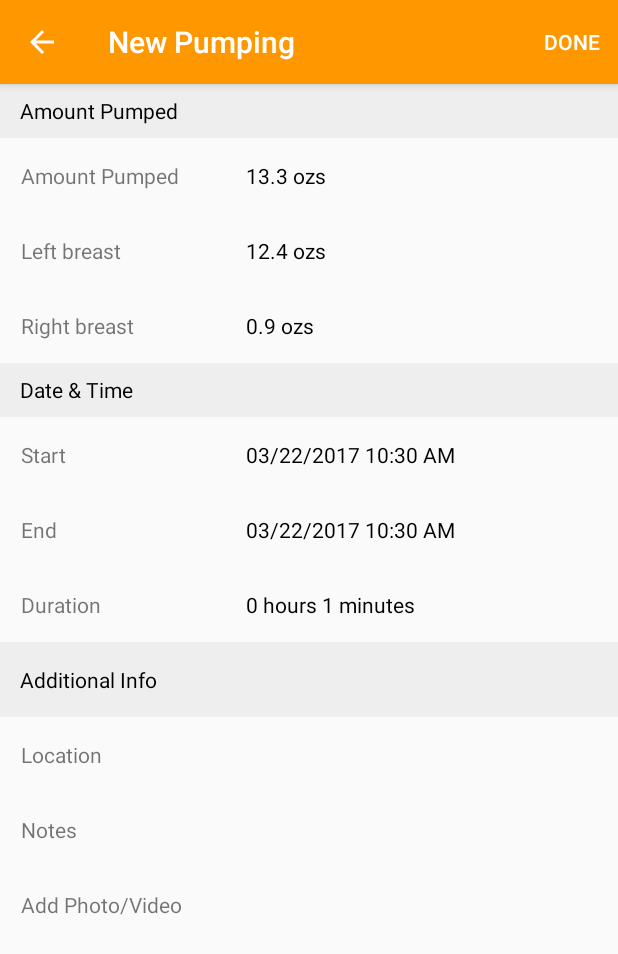
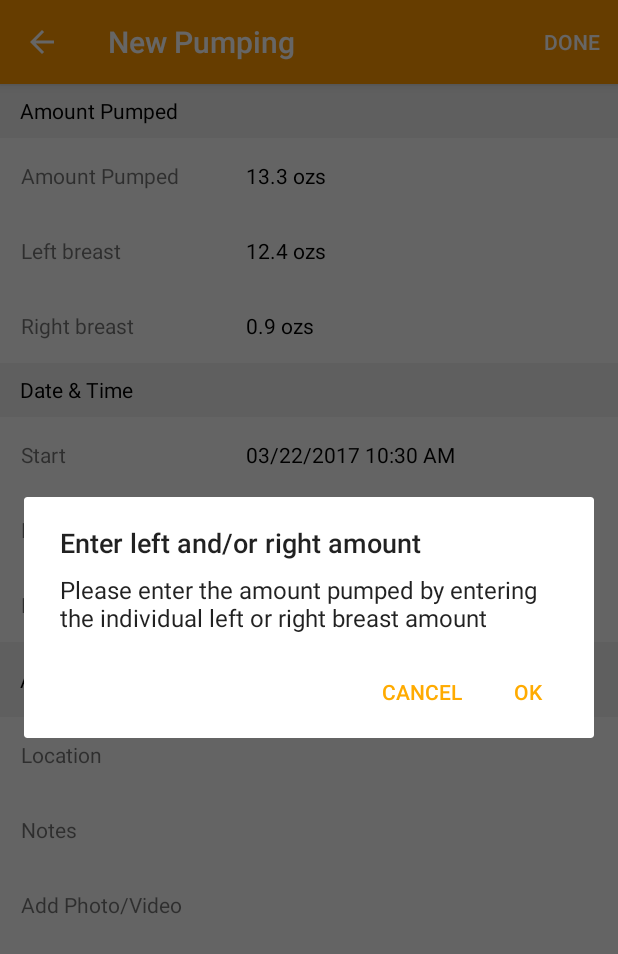
Before and after one commit to vincentthai22/nursing-android-backup, an Android app: the PumpingDetailActivity screen opened directly, with no data from a screen before it, after a tap on an icon or button, on a phone screen of 412 x 824 dp. Shown: the top 954 px of the screen. Run offline under Robolectric (Android 15) with nearby library versions, the phone set to English and light mode, and no system bars.

Commit message:
first commit

```diff
--- a/app/src/main/java/com/sevenlogics/babynursing/Couchbase/PumpingEntry.java
+++ b/app/src/main/java/com/sevenlogics/babynursing/Couchbase/PumpingEntry.java
@@ -1,6 +1,7 @@
 package com.sevenlogics.babynursing.Couchbase;
 
 import java.util.ArrayList;
+import java.util.Date;
 import java.util.List;
 
 /**
@@ -11,6 +12,7 @@ public class PumpingEntry {
 
     private int totalPumps;
     private float averageWeight, totalWeight;
+    private Date date;
 
     private List<String> pumpingRecords;
 
@@ -26,6 +28,7 @@ public class PumpingEntry {
                 pumpingRecords.add(i-12+":00 pm");
 
         }
+        date = new Date();
     }
 
 
--- a/app/src/main/java/com/sevenlogics/babynursing/PumpingDetailActivity.java
+++ b/app/src/main/java/com/sevenlogics/babynursing/PumpingDetailActivity.java
@@ -9,10 +9,13 @@ import android.os.Environment;
 import android.provider.MediaStore;
 import android.support.design.widget.BottomSheetBehavior;
 import android.support.design.widget.BottomSheetDialog;
+import android.support.v4.app.FragmentManager;
 import android.support.v4.content.FileProvider;
+import android.support.v7.app.AlertDialog;
 import android.support.v7.app.AppCompatActivity;
 import android.support.v7.widget.LinearLayoutManager;
 import android.support.v7.widget.RecyclerView;
+import android.text.SpannableString;
 import android.util.Log;
 import android.view.Menu;
 import android.view.MenuItem;
@@ -23,6 +26,7 @@ import android.widget.TextView;
 import com.sevenlogics.babynursing.utils.CgBottomSheetDialog;
 import com.sevenlogics.babynursing.utils.CgUtils;
 import com.sevenlogics.babynursing.utils.PermissionUtils;
+import com.sevenlogics.babynursing.utils.PumpingAlertDialogFragment;
 
 import java.io.File;
 import java.math.RoundingMode;
@@ -39,11 +43,16 @@ import java.util.Locale;
 public class PumpingDetailActivity extends AppCompatActivity {
 
     private static final String TAG = PumpingDetailActivity.class.getSimpleName();
+    static final int REQUEST_CODE_FOR_NOTE = 2;
     private TextView mStartDetailTextView, mEndDetailTextView, mDurationDetailTextView,
             mAmountPumpedDetailTextView, mleftBreastTextView, mRightBreastTextView;
     private BottomSheetDialog cameraBottomSheet;
     private Uri imageUri;
-    String path;
+    private String path;
+    private AlertDialog dialog;
+    private AlertDialog.Builder builder;
+    private PumpingAlertDialogFragment dialogFragment;
+    private FragmentManager fm;
 
     protected void onCreate(Bundle savedInstanceState) {
 
@@ -66,21 +75,36 @@ public class PumpingDetailActivity extends AppCompatActivity {
         DecimalFormat df = new DecimalFormat("#.#");
         df.setRoundingMode(RoundingMode.CEILING);
         mAmountPumpedDetailTextView.setText( df.format(leftBreast + rightBreast) + " ozs");
+        builder = new AlertDialog.Builder(this);
+        this.getSupportActionBar().setDisplayHomeAsUpEnabled(true);
 
-        this.getSupportActionBar().setDisplayHomeAsUpEnabled(true);
+        setupAmountPumpedDialogs();
+
 
     }
 
+    public void setupAmountPumpedDialogs(){
+
+        fm = getSupportFragmentManager();
+    }
+
     public void onClickHandler(View v){
+
+
+
         switch(v.getId()) {
             case R.id.amountPumpedTextView:
             case R.id.amountPumpedDetailTextView:
             case R.id.amountPumpedRelativeLayout:
+                dialogFragment = PumpingAlertDialogFragment.newInstance("Enter left and/or right amount",
+                        "Please enter the amount pumped by entering the individual left or right breast amount");
+                dialogFragment.show(fm, "alert_dialog");
                 Log.d("click", "show number picker");
                 break;
             case R.id.leftBreastTextView:
             case R.id.leftBreastDetailTextView:
             case R.id.leftBreastRelativeLayout:
+
                 Log.d("click", "show number picker");
                 break;
             case R.id.rightBreastTextView:
@@ -112,6 +136,8 @@ public class PumpingDetailActivity extends AppCompatActivity {
             case R.id.notesDetailTextView:
             case R.id.notesRelativeLayout:
                 Log.d("click", "show number picker");
+                Intent intent = new Intent(this, PumpingNoteActivity.class);
+                startActivityForResult(intent, REQUEST_CODE_FOR_NOTE);
                 break;
             case R.id.addTextView:
             case R.id.addDetailTextView:
@@ -121,6 +147,17 @@ public class PumpingDetailActivity extends AppCompatActivity {
 
         }
     }
+
+    @Override
+    protected void onActivityResult(int requestCode, int resultCode, Intent data){
+        String s = ((SpannableString) data.getExtras().get(PumpingNoteActivity.NOTE_KEY)).toString();
+        if (s.length() > 0){
+            TextView notesTextView = (TextView) findViewById(R.id.notesDetailTextView);
+            notesTextView.setText(s);
+        }
+
+    }
+
     void showCameraBottomSheet(final Activity activity) {
         /** This method will display the bottomsheet when clicked on camera floating action button*/
         cameraBottomSheet = new CgBottomSheetDialog(activity);
--- /dev/null
+++ b/app/src/main/java/com/sevenlogics/babynursing/utils/PumpingAlertDialogFragment.java
@@ -0,0 +1,58 @@
+package com.sevenlogics.babynursing.utils;
+
+import android.app.Dialog;
+import android.content.DialogInterface;
+import android.os.Bundle;
+import android.support.v4.app.DialogFragment;
+import android.support.v7.app.AlertDialog;
+
+
+/**
+ * Created by vincent on 3/22/17.
+ */
+
+public class PumpingAlertDialogFragment extends DialogFragment {
+
+
+
+    public PumpingAlertDialogFragment(){
+
+    }
+
+    public static PumpingAlertDialogFragment newInstance(String title, String message){
+        PumpingAlertDialogFragment frag = new PumpingAlertDialogFragment();
+        Bundle args = new Bundle();
+        args.putString("title", title);
+        args.putString("message", message);
+        frag.setArguments(args);
+        return frag;
+    }
+
+    @Override
+    public Dialog onCreateDialog(Bundle savedInstanceState){
+        String title = getArguments().getString("title"), message = getArguments().getString("message");
+        AlertDialog.Builder builder = new AlertDialog.Builder(getActivity());
+        builder.setTitle(title);
+        builder.setMessage(message);
+
+        builder.setPositiveButton("OK", new DialogInterface.OnClickListener() {
+            @Override
+            public void onClick(DialogInterface dialog, int which) {
+
+            }
+        });
+
+        builder.setNegativeButton("Cancel", new DialogInterface.OnClickListener() {
+            @Override
+            public void onClick(DialogInterface dialog, int which) {
+                dialog.dismiss();
+            }
+        });
+        return builder.create();
+    }
+
+
+
+
+
+}
--- a/app/src/main/res/layout/list_view_header_cell_pumping.xml
+++ b/app/src/main/res/layout/list_view_header_cell_pumping.xml
@@ -9,6 +9,7 @@
         android:layout_width="wrap_content"
         android:layout_height="wrap_content"
         android:layout_alignParentStart="true"
+        android:layout_marginStart="5dp"
         android:text="This Month"
         android:textColor="@android:color/background_light" />
 
@@ -87,6 +88,7 @@
         android:layout_height="wrap_content"
         android:layout_alignParentStart="true"
         android:layout_below="@+id/dateTextView"
+        android:layout_marginStart="5dp"
         android:text="(cumulative)"
         android:textColor="@android:color/background_light" />
 </RelativeLayout>
--- a/app/src/main/res/values/colors.xml
+++ b/app/src/main/res/values/colors.xml
@@ -13,5 +13,8 @@
     <color name="colorPrimaryPumping">#ff9800</color>
     <color name="colorPrimaryDarkPumping">#f57c00</color>
     <color name="colorAccentPumping">#ffab00</color>
+    <color name="lightGray">#e2e2e2</color>
+    <color name="darkerLightGray">#c6c6c6</color>
+    <color name="Blue">#2462d4</color>
 
 </resources>
```
Also changed, not shown: app/src/main/AndroidManifest.xml (+9 -2 lines), app/src/main/java/com/sevenlogics/babynursing/PumpingNoteActivity.java (added, +40 -0 lines), app/src/main/java/com/sevenlogics/babynursing/utils/PumpingNumberPicker.java (added, +61 -0 lines), app/src/main/java/com/sevenlogics/babynursing/utils/PumpingNumberPickerDialogFragment.java (added, +46 -0 lines), app/src/main/res/layout/activity_note.xml (added, +52 -0 lines).
